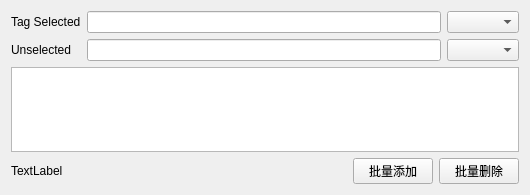
The window that UI/editUptagsForm.ui (TLITRIA/VideoWatcher) describes before a commit, drawn with Qt 5.
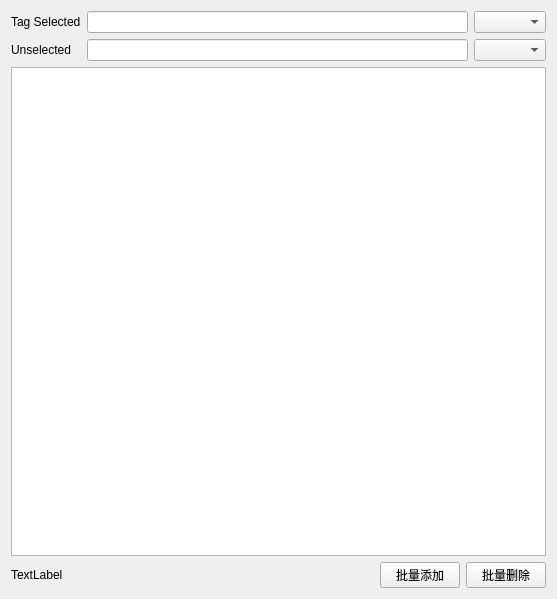
The same window after the commit.

Patch:
```diff
--- a/UI/editUptagsForm.ui
+++ b/UI/editUptagsForm.ui
@@ -6,8 +6,8 @@
    <rect>
     <x>0</x>
     <y>0</y>
-    <width>530</width>
-    <height>195</height>
+    <width>557</width>
+    <height>599</height>
    </rect>
   </property>
   <property name="windowTitle">
```
